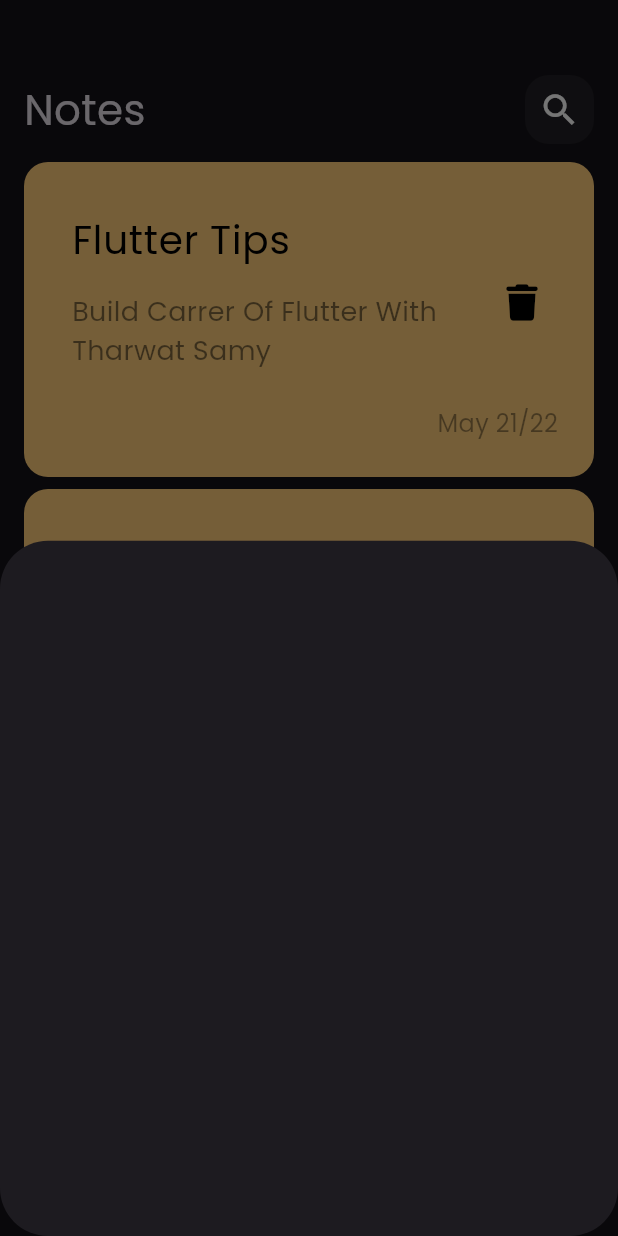
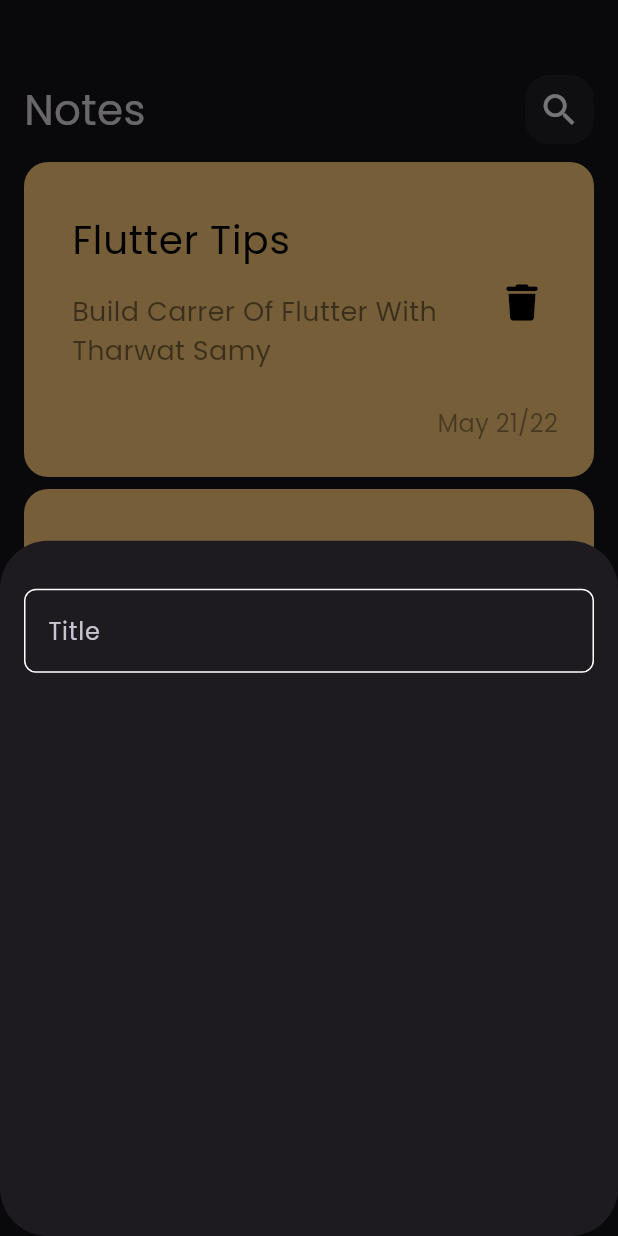
Before and after one commit to Islam-Zaky/notes_app, a Flutter app: the screen it shows after launch, after a tap on the "add" icon, on a phone screen of 412 x 824 dp. Run offline on Flutter 3.47's test engine with Material 3 defaults, Android fonts, the phone set to English and light mode, and no system bars; our stand-ins replace font_awesome_flutter.

Commit message:
create custom TextField

```diff
--- /dev/null
+++ b/lib/constants.dart
@@ -0,0 +1,3 @@
+import 'package:flutter/material.dart';
+
+const kPrimaryColor = Color(0xff53ebd7);
--- a/lib/views/widgets/add_note_bottom_sheet.dart
+++ b/lib/views/widgets/add_note_bottom_sheet.dart
@@ -1,10 +1,19 @@
 import 'package:flutter/material.dart';
+import 'package:notes_app/views/widgets/custom_text_field.dart';
 
 class AddNoteBottomSheet extends StatelessWidget {
   const AddNoteBottomSheet({super.key});
 
   @override
   Widget build(BuildContext context) {
-    return Container();
+    return Padding(
+      padding: EdgeInsets.symmetric(horizontal: 16),
+      child: Column(
+        children: [
+          SizedBox(height: 32),
+          CustomTextField(),
+        ],
+      ),
+    );
   }
 }
--- /dev/null
+++ b/lib/views/widgets/custom_text_field.dart
@@ -0,0 +1,29 @@
+import 'package:flutter/material.dart';
+import 'package:notes_app/constants.dart';
+
+class CustomTextField extends StatelessWidget {
+  const CustomTextField({super.key});
+
+  @override
+  Widget build(BuildContext context) {
+    return TextField(
+      cursorColor: kPrimaryColor,
+      decoration: InputDecoration(
+        hintText: 'Title',
+        // hintStyle: TextStyle(color: kPrimaryColor),
+        border: buildBorder(),
+        enabledBorder: buildBorder(),
+        focusedBorder: buildBorder(color: kPrimaryColor),
+      ),
+    );
+  }
+
+  OutlineInputBorder buildBorder({color}) {
+    return OutlineInputBorder(
+      borderRadius: BorderRadius.circular(8),
+      borderSide: BorderSide(
+        color: color ?? Colors.white,
+      ),
+    );
+  }
+}
```
Also changed, not shown: lib/views/notes_view.dart (+8 -0 lines).
